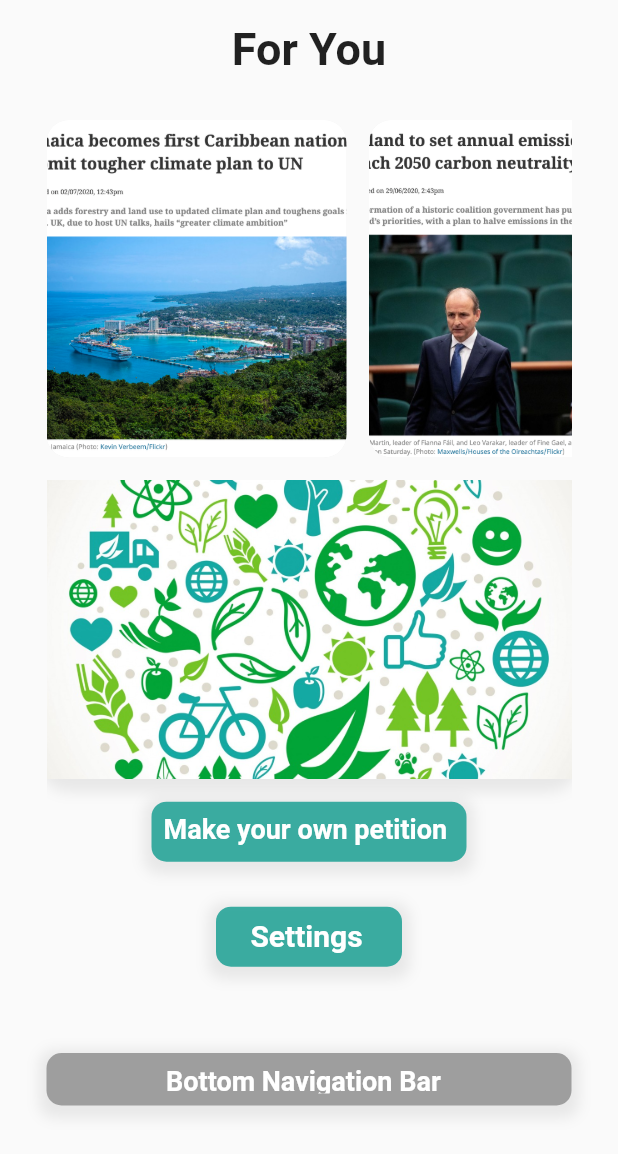
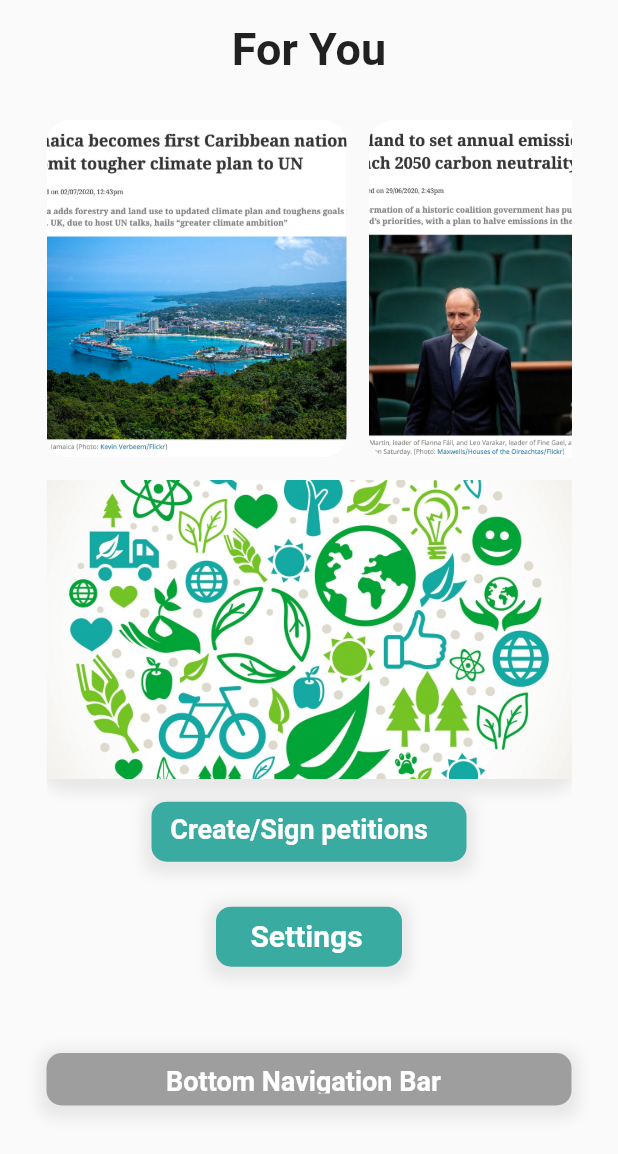
Before and after one commit to shamasaleem/flutter_app_eco_act2020, a Flutter app: the ForYouPt2 screen opened directly, scrolled down 576 dp, on a phone screen of 412 x 824 dp. Shown: the top 1154 px of the screen. Run offline on Flutter 3.47's test engine with Material 2 defaults, Android fonts, the phone set to English and light mode, and no system bars.

Commit message:
Commit 1

```diff
--- a/lib/screens/foryou_pt_2.dart
+++ b/lib/screens/foryou_pt_2.dart
@@ -1,5 +1,6 @@
 import 'package:flutter/material.dart';
 import 'package:flutterappecoact/screens/donations.dart';
+import 'package:flutterappecoact/screens/petitions.dart';
 import 'package:flutterappecoact/screens/settings.dart';
 
 class ForYouPt2 extends StatefulWidget {
@@ -277,6 +278,8 @@ class _ForYouPt2State extends State<ForYouPt2> {
                   SizedBox (height: 15.0),
                   Padding(
                     padding: const EdgeInsets.symmetric(horizontal: 70.0),
+                    child: GestureDetector(
+                      onTap: () => Navigator.push(context, MaterialPageRoute(builder: (_) => Petitions()),),
                       child: Container(
                         decoration: BoxDecoration (
                           color: Colors.teal.withOpacity(0.75),
@@ -292,7 +295,7 @@ class _ForYouPt2State extends State<ForYouPt2> {
                         ),
                         child: Padding(
                           padding: const EdgeInsets.all(8.0),
-                        child: Text('Make your own petition here',
+                          child: Text(' Create/Sign petitions here',
                             style: TextStyle(
                               fontSize: 18.0,
                               fontWeight: FontWeight.bold,
@@ -302,6 +305,7 @@ class _ForYouPt2State extends State<ForYouPt2> {
                         ),
                         height: 40.0,
                         width: 249.0,
+                      ),
                     ),
                   ),
                   SizedBox(height: 30.0),
```
Also changed, not shown: lib/main.dart (+6 -1 lines). Lines whose indentation alone changed are shown as unchanged.
